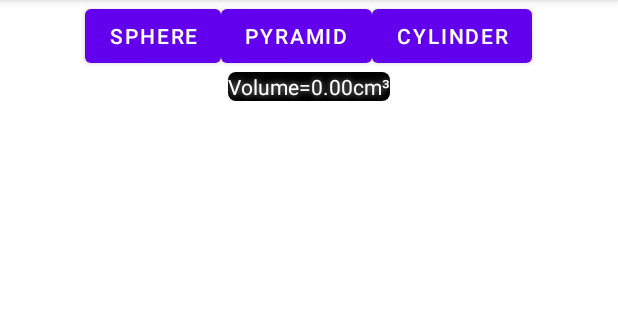
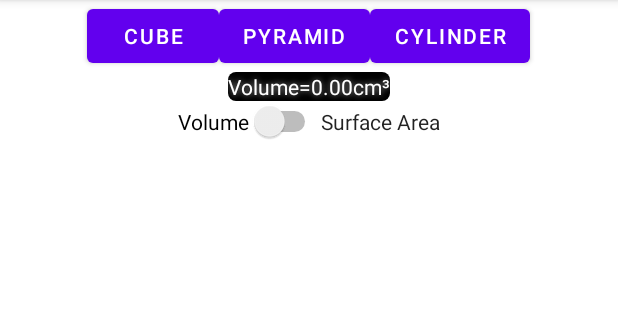
Before and after one commit to jens-vanhoof/thesis, an Android app: the screen it shows after launch (MainActivity), on a phone screen of 412 x 824 dp, the part 84-404 px from its top. Run offline under Robolectric (Android 15) with nearby library versions, the phone set to English and light mode, and no system bars; libraries missing offline, so code that uses them is left out: com.google.ar.core, com.google.ar.sceneform; 1 statement that could not run was skipped.

Commit message:
basic working

```diff
--- /dev/null
+++ b/app/src/main/java/com/example/test/CustomTransformableNode.java
@@ -0,0 +1,22 @@
+package com.example.test;
+
+import com.google.ar.sceneform.ux.TransformableNode;
+import com.google.ar.sceneform.ux.TransformationSystem;
+
+import java.util.UUID;
+
+public class CustomTransformableNode extends TransformableNode {
+    private UUID identifier;
+
+    public CustomTransformableNode(TransformationSystem transformationSystem) {
+        super(transformationSystem);
+    }
+
+    public UUID getIdentifier() {
+        return identifier;
+    }
+
+    public void setIdentifier(UUID identifier) {
+        this.identifier = identifier;
+    }
+}
--- a/app/src/main/java/com/example/test/MainActivity.java
+++ b/app/src/main/java/com/example/test/MainActivity.java
@@ -20,6 +20,7 @@ import com.google.ar.sceneform.ArSceneView;
 import com.google.ar.sceneform.Node;
 import com.google.ar.sceneform.SceneView;
 import com.google.ar.sceneform.Sceneform;
+import com.google.ar.sceneform.animation.ModelAnimator;
 import com.google.ar.sceneform.math.Quaternion;
 import com.google.ar.sceneform.math.Vector3;
 import com.google.ar.sceneform.rendering.ModelRenderable;
@@ -30,20 +31,24 @@ import com.google.ar.sceneform.ux.ArFragment;
 import com.google.ar.sceneform.ux.BaseArFragment;
 import com.google.ar.sceneform.ux.TransformableNode;
 
+import android.animation.Animator;
+import android.animation.ObjectAnimator;
 import android.net.Uri;
 import android.os.Bundle;
-import android.view.GestureDetector;
 import android.view.LayoutInflater;
 import android.view.MotionEvent;
 import android.view.View;
 import android.widget.Button;
+import android.widget.LinearLayout;
 import android.widget.Switch;
 import android.widget.TextView;
 import android.widget.Toast;
 
 import java.lang.ref.WeakReference;
 import java.util.ArrayList;
+import java.util.HashMap;
 import java.util.List;
+import java.util.UUID;
 
 public class MainActivity extends AppCompatActivity implements FragmentOnAttachListener,
         BaseArFragment.OnTapArPlaneListener,
@@ -59,7 +64,10 @@ public class MainActivity extends AppCompatActivity implements FragmentOnAttachL
 
     private boolean length = false;
     private String source;
-
+    private ObjectAnimator unfold,fold,closed,open;
+    private UUID currentId;
+    private HashMap<UUID,String> animationStates = new HashMap<>();
+    private HashMap<String,ObjectAnimator> animators = new HashMap<>();
 
     @Override
     protected void onCreate(Bundle savedInstanceState) {
@@ -75,15 +83,23 @@ public class MainActivity extends AppCompatActivity implements FragmentOnAttachL
             }
         }
 
-        //Button cube = findViewById(R.id.cube);
         Button pyramid = findViewById(R.id.pyramid);
-        Button sphere  = findViewById(R.id.sphere);
+        Button cube  = findViewById(R.id.cube);
         Button cylinder = findViewById(R.id.cylinder);
-        //cube.setOnClickListener(view -> loadModel("cube"));
+        Switch toggleMethod = findViewById(R.id.toggleMethod);
+        toggleMethod.setOnClickListener(view -> {
+            LinearLayout hide = findViewById(R.id.hideSurfaceArea);
+            if (toggleMethod.isChecked()){
+                hide.setVisibility(View.VISIBLE);
+            }
+            else{
+                hide.setVisibility(View.INVISIBLE);
+            }
+        });
+
         pyramid.setOnClickListener(view -> pyramidDialog("pyramid"));
-        sphere.setOnClickListener(view -> sphereDialog("sphere"));
+        cube.setOnClickListener(view -> cubeDialog("cube"));
         cylinder.setOnClickListener(view -> cylinderDialog("cylinder"));
-        loadModels();
     }
 
     public void cylinderDialog( String model) {
@@ -146,10 +162,10 @@ public class MainActivity extends AppCompatActivity implements FragmentOnAttachL
         AlertDialog dialog = alert.create();
         dialog.show();
     }
-    public void sphereDialog(String model) {
+    public void cubeDialog(String model) {
         LayoutInflater inflater = getLayoutInflater();
-        View alertLayout = inflater.inflate(R.layout.layout_custom_dialog_sphere, null);
-        final TextInputEditText diameterField = alertLayout.findViewById(R.id.diameter);
+        View alertLayout = inflater.inflate(R.layout.layout_custom_dialog_cube, null);
+        final TextInputEditText ribbeField = alertLayout.findViewById(R.id.ribbe);
 
         AlertDialog.Builder alert = new AlertDialog.Builder(this);
         alert.setTitle("Dimensions");
@@ -161,7 +177,7 @@ public class MainActivity extends AppCompatActivity implements FragmentOnAttachL
 
         alert.setPositiveButton("Done", (dialog, which) -> {
             dimensions.clear();
-            int x = Integer.parseInt(diameterField.getText().toString());
+            int x = Integer.parseInt(ribbeField.getText().toString());
             dimensions.add(x);
             dimensions.add(x);
             dimensions.add(x);
@@ -180,7 +196,6 @@ public class MainActivity extends AppCompatActivity implements FragmentOnAttachL
             arFragment.setOnTapArPlaneListener(this);
         }
     }
-    private GestureDetector gestureDetector;
     @Override
     public void onViewCreated(ArSceneView arSceneView) {
         arFragment.setOnViewCreatedListener(null);
@@ -192,6 +207,7 @@ public class MainActivity extends AppCompatActivity implements FragmentOnAttachL
         WeakReference<MainActivity> weakActivity = new WeakReference<>(this);
         height = false;
         diameter = false;
+        length = false;
         width = false;
         ModelRenderable.builder()
                 .setSource(this, Uri.parse("models/"+name+".glb"))
@@ -214,9 +230,6 @@ public class MainActivity extends AppCompatActivity implements FragmentOnAttachL
                     return null;
                 });
     }
-    public void loadModels(){
-
-    }
     @Override
     public void onSessionConfiguration(Session session, Config config) {
         if (session.isDepthModeSupported(Config.DepthMode.AUTOMATIC)) {
@@ -229,17 +242,30 @@ public class MainActivity extends AppCompatActivity implements FragmentOnAttachL
         }
         return null;
     }
-    private void updateDimensions(Node modelNode){
+    private void updateDimensions(){
             Node node = arFragment.getTransformationSystem().getSelectedNode();
             if(node != null && node.getChildren() != null){
-                Vector3 vector = node.getChildren().get(0).getWorldScale();
+                Node model = node.getChildren().get(0);
+                UUID nodeId = ((CustomTransformableNode) node).getIdentifier();
+                if(currentId != nodeId){
+                    currentId = nodeId;
+                    updateModelAnimators();
+                }
+                Switch toggleFold = findViewById(R.id.toggleFold);
+                if(animationStates.get(currentId) == "Open"){
+                    toggleFold.setChecked(true);
+                }
+                if(animationStates.get(currentId) == "Closed"){
+                    toggleFold.setChecked(false);
+                }
+                Vector3 vector = model.getWorldScale();
                 updateTextFields(this.diameter, node, "diameter", vector.x);
                 updateTextFields(this.height, node, "height", vector.y);
                 updateTextFields(this.length, node, "length", vector.z);
                 updateTextFields(this.width, node, "width", vector.x);
-                double volumeValue = getVolumeValue(node.getName());
+                double volumeValue = getVolumeValue(node.getName(),vector);
 
-                TextView v = (TextView) findViewById(R.id.volume);
+                TextView v = findViewById(R.id.volume);
                 v.setText(String.format("Volume=%.2fcm\u00B3", volumeValue));
             }
     }
@@ -266,9 +292,11 @@ public class MainActivity extends AppCompatActivity implements FragmentOnAttachL
         anchorNode.setParent(arFragment.getArSceneView().getScene());
 
         // Create the transformable model and add it to the anchor.
-        TransformableNode model = new TransformableNode(arFragment.getTransformationSystem());
+        TransformableNode model = new CustomTransformableNode(arFragment.getTransformationSystem());
+        model.setName(source);
+        currentId = UUID.randomUUID();
+        ((CustomTransformableNode) model).setIdentifier(currentId);
         Node modelNode = new Node();
-        model.setName(source);
         modelNode.setParent(model);
         RenderableInstance instance = modelNode.setRenderable(this.model);
         Box boundingBox = instance.getFilamentAsset().getBoundingBox();
@@ -278,15 +306,32 @@ public class MainActivity extends AppCompatActivity implements FragmentOnAttachL
         if (boundingBox != null) {
             modelNode.setLocalScale(test);
         }
-        //anchorNode.setLocalScale(test);
         model.setParent(anchorNode);
-        //model.setRenderable(this.model).animate(true).start();
 
-//        model.setRenderable(this.model);
-//        ModelAnimator.ofAnimationFrame(model.getRenderableInstance(), "Idle",this.model.getAnimationFrameRate()).start();
-//        ObjectAnimator objectAnimator = ModelAnimator.ofAnimation(model.getRenderableInstance(),"Walk");
-//        Button btn = findViewById(R.id.stop);
-//        btn.setOnClickListener(view -> objectAnimator.start());
+        RenderableInstance renderableInstance = model.getChildren().get(0).getRenderableInstance();
+        ModelAnimator.ofAnimationFrame( renderableInstance, "Closed",this.model.getAnimationFrameRate()).start();
+        animationStates.put(currentId,"Closed");
+        createInitialModelAnimators(renderableInstance);
+
+
+        Switch toggle = findViewById(R.id.toggleFold);
+        toggle.setOnClickListener(view -> {
+            if (toggle.isChecked()){
+                toggle.setEnabled(false);
+                closed.end();
+                animationStates.put(currentId,"Unfold");
+                animate(unfold, open);
+                unfold.start();
+            }
+            else{
+                toggle.setEnabled(false);
+                open.end();
+                animate(fold,closed);
+                animationStates.put(currentId,"Fold");
+                fold.start();
+            }
+        });
+
         model.select();
 
         Vector3 diameterPosition = new Vector3(0.0f, (float)dimensions.get(2)/100+0.04f, 0.0f);
@@ -301,11 +346,11 @@ public class MainActivity extends AppCompatActivity implements FragmentOnAttachL
         Vector3 widthPosition = new Vector3(0.0f, -0.08f, (float)dimensions.get(0)/100);
         Node width = addNode(model,widthPosition,"width",dimensions.get(1));
 
-        double volumeValue = getVolumeValue(model.getName());
+        double volumeValue = getVolumeValue(model.getName(),new Vector3((float)dimensions.get(0),(float)dimensions.get(2),(float)dimensions.get(1)));
 
-        TextView v = (TextView) findViewById(R.id.volume);
+        TextView v = findViewById(R.id.volume);
         v.setText(String.format("Volume=%.2fcm\u00B3", volumeValue));
-        arFragment.getArSceneView().getScene().addOnUpdateListener(view -> updateDimensions(model));
+        arFragment.getArSceneView().getScene().addOnUpdateListener(view -> updateDimensions());
 
 
         if(this.height){
@@ -323,20 +368,68 @@ public class MainActivity extends AppCompatActivity implements FragmentOnAttachL
         }
 
     }
+    private void updateModelAnimators(){
+        unfold = animators.get(currentId.toString()+",unfold");
+        fold = animators.get(currentId.toString()+",fold");
+        open = animators.get(currentId.toString()+",open");
+        closed = animators.get(currentId.toString()+",closed");
+    }
+    private void createInitialModelAnimators(RenderableInstance renderableInstance) {
+        unfold = ModelAnimator.ofAnimation(renderableInstance,"Unfold");
+        unfold.setPropertyName("Unfold");
+        open = ModelAnimator.ofAnimation(renderableInstance,"Open");
+        open.setPropertyName("Open");
+        fold = ModelAnimator.ofAnimation(renderableInstance,"Fold");
+        fold.setPropertyName("Fold");
+        closed = ModelAnimator.ofAnimation(renderableInstance,"Closed");
+        closed.setPropertyName("Closed");
+        animators.put(currentId.toString()+",unfold",unfold);
+        animators.put(currentId.toString()+",open",open);
+        animators.put(currentId.toString()+",fold",fold);
+        animators.put(currentId.toString()+",closed",closed);
+    }
 
-    private double getVolumeValue(String model) {
+    private void animate(ObjectAnimator startState, ObjectAnimator endState) {
+        startState.addListener(new Animator.AnimatorListener() {
+            @Override
+            public void onAnimationStart(Animator animator) {
+                // Animation started
+            }
+
+            @Override
+            public void onAnimationEnd(Animator animator) {
+                endState.start();
+                animationStates.put(currentId,endState.getPropertyName());// Start the 'open' animation
+                findViewById(R.id.toggleFold).setEnabled(true);
+            }
+
+            @Override
+            public void onAnimationCancel(Animator animator) {
+                // Animation canceled
+            }
+
+            @Override
+            public void onAnimationRepeat(Animator animator) {
+                // Animation repeated
+                startState.end();
+            }
+        });
+
+    }
+
+    private double getVolumeValue(String model,Vector3 vector) {
         if(model == "cylinder"){
-            double d = dimensions.get(0).doubleValue();
-            double h = dimensions.get(2).doubleValue();
+            double d = vector.x;
+            double h = vector.y;
             return Math.PI * Math.pow(d/2,2) * h;
-        }else if(model == "sphere"){
-            double r = dimensions.get(0).doubleValue()/2;
-            return (4/3)*Math.PI*Math.pow(r,3);
+        }else if(model == "cube"){
+            double r = vector.x;
+            return Math.pow(r,3);
         }
         if(model == "pyramid"){
-            double l = dimensions.get(0).doubleValue();
-            double w = dimensions.get(1).doubleValue();
-            double h = dimensions.get(2).doubleValue();
+            double l = vector.x;
+            double w = vector.y;
+            double h = vector.z;
             return (l*w*h)/3;
         }
         return 0;
--- a/app/src/main/res/layout/activity_main.xml
+++ b/app/src/main/res/layout/activity_main.xml
@@ -18,12 +18,11 @@
             android:layout_height="wrap_content"
             android:gravity="center_horizontal">
 
-
             <Button
-                android:id="@+id/sphere"
+                android:id="@+id/cube"
                 android:layout_width="wrap_content"
                 android:layout_height="wrap_content"
-                android:text="sphere" />
+                android:text="cube" />
 
             <Button
                 android:id="@+id/pyramid"
@@ -37,6 +36,7 @@
                 android:layout_height="wrap_content"
                 android:text="cylinder" />
         </LinearLayout>
+
         <TextView
             android:id="@+id/volume"
             android:layout_width="wrap_content"
@@ -49,8 +49,44 @@
             android:shadowDx="0"
             android:shadowDy="0"
             android:shadowRadius="5" />
-
+        <LinearLayout
+            android:layout_width="match_parent"
+            android:layout_height="wrap_content"
+            android:gravity="center">
+            <Switch
+                android:layout_width="wrap_content"
+                android:layout_height="wrap_content"
+                android:id="@+id/toggleMethod"
+                android:text="Volume"/>
+            <TextView
+                android:layout_width="wrap_content"
+                style="@android:style/TextAppearance.Material"
+                android:text="Surface Area"
+                android:layout_height="wrap_content" />
+        </LinearLayout>
+    </LinearLayout>
+    <LinearLayout
+        android:layout_width="match_parent"
+        android:layout_height="wrap_content"
+        android:gravity="center"
+        android:layout_gravity="bottom">
+        <LinearLayout
+            android:id="@+id/hideSurfaceArea"
+            android:visibility="invisible"
+            android:layout_width="match_parent"
+            android:layout_height="wrap_content"
+            android:gravity="center">
+            <Switch
+                android:layout_width="wrap_content"
+                android:layout_height="wrap_content"
+                android:id="@+id/toggleFold"
+                android:text="Folded"/>
+            <TextView
+                android:layout_width="wrap_content"
+                style="@android:style/TextAppearance.Material"
+                android:text="Unfolded"
+                android:layout_height="wrap_content" />
+        </LinearLayout>
     </LinearLayout>
 
-
 </FrameLayout>
--- a/app/src/main/res/layout/layout_custom_dialog_sphere.xml
+++ b/app/src/main/res/layout/layout_custom_dialog_cube.xml
@@ -27,11 +27,11 @@
                 android:layout_height="wrap_content"
                 android:text="Diameter :" />
             <com.google.android.material.textfield.TextInputEditText
-                android:id="@+id/diameter"
+                android:id="@+id/ribbe"
                 android:outlineAmbientShadowColor="@color/black"
                 android:layout_width="match_parent"
                 android:layout_height="wrap_content"
-                android:hint="diameter in cm"
+                android:hint="Edges in cm"
                 android:inputType="number"
                 android:gravity="center_vertical"
                 android:singleLine="true"
```
Also changed, not shown: 1 other file.
